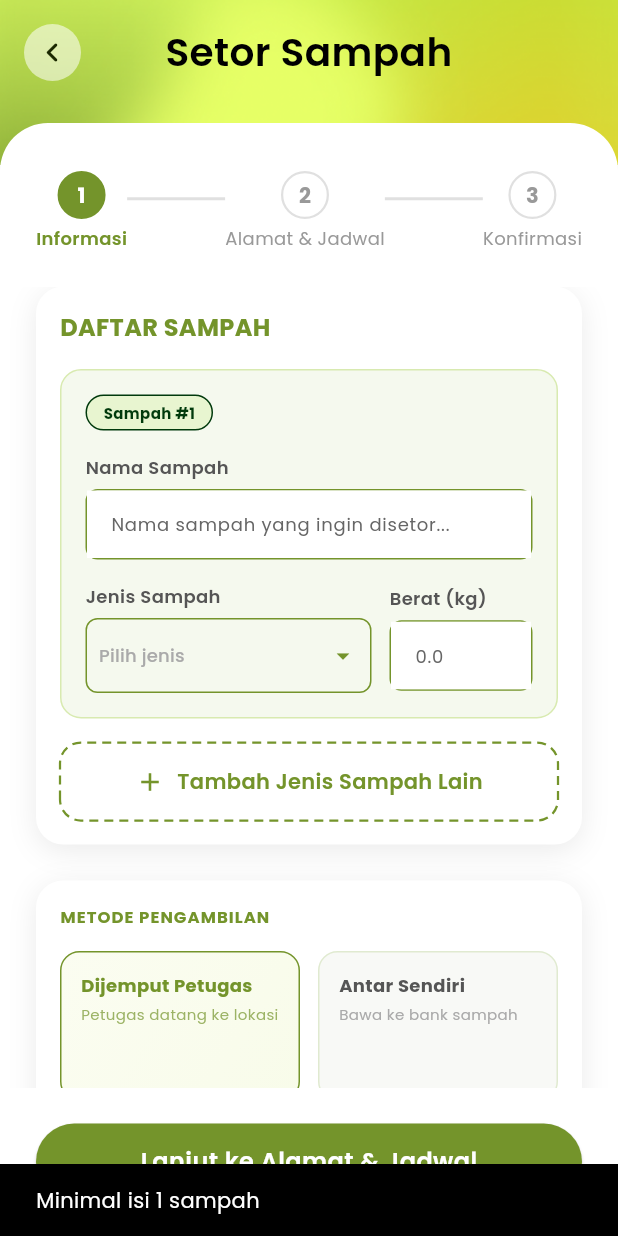
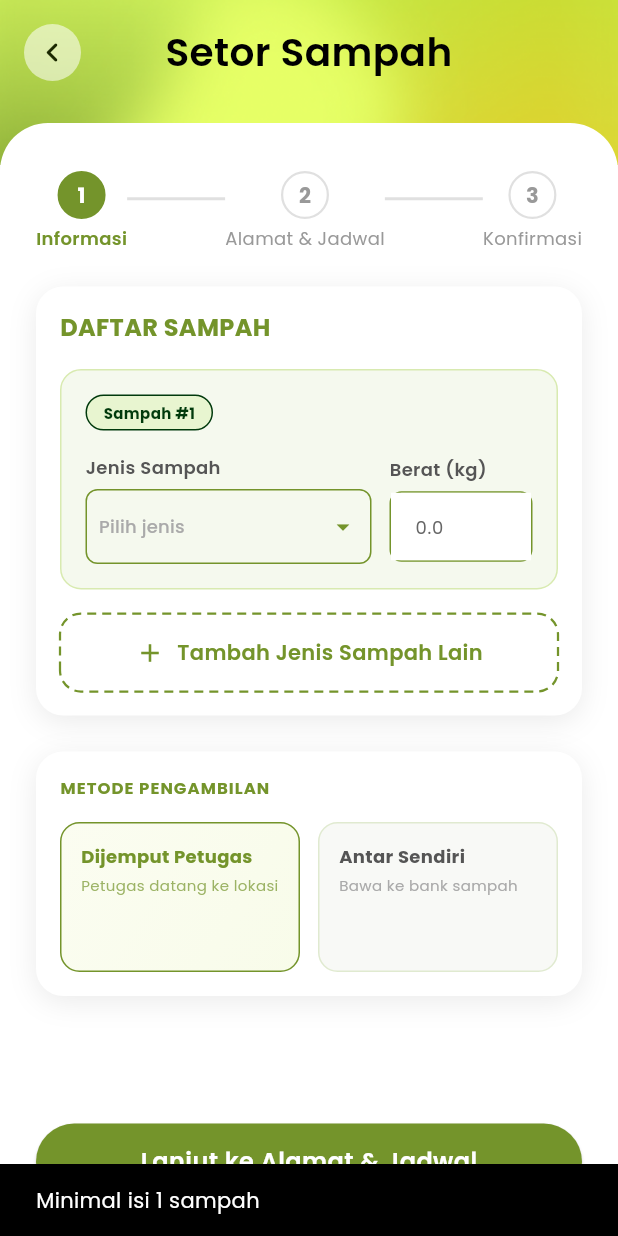
Before and after one commit to jsofiah/ReWorth, a Flutter app: the SetorPage screen opened directly, after a tap on "Lanjut ke Alamat & Jadwal", on a phone screen of 412 x 824 dp. Run offline on Flutter 3.47's test engine with Material 3 defaults, Android fonts, the phone set to English and light mode, and no system bars; drawn by our look-alikes of dotted_border; our stand-ins replace camera, curved_navigation_bar, flutter_image_compress, geocoding, geolocator, google_fonts and 2 more; accounts and stored records are empty.

Commit message:
setor page

```diff
--- a/reworth_mobile/lib/pages/setor_page.dart
+++ b/reworth_mobile/lib/pages/setor_page.dart
@@ -5,15 +5,15 @@ import '../utils/app_colors.dart';
 import '../utils/app_text_styles.dart';
 import '../utils/app_constants.dart';
 import '../services/auth_service.dart';
-import 'jemput_page.dart';
-import 'antar_page.dart';
+import 'setor_jemput_page.dart';
+import 'setor_antar_page.dart';
 
 class JenisSampahModel {
   final String idJenis;
   final String namaSampah;
   final int hargaPerKg;
 
-  JenisSampahModel({required this.idJenis, required this.namaSampah, required this.hargaPerKg});
+  JenisSampahModel({required this.idJenis,  required this.namaSampah, required this.hargaPerKg});
 
   factory JenisSampahModel.fromMap(Map<String, dynamic> map) => JenisSampahModel(
     idJenis: map['id_jenis'] ?? '',
@@ -45,7 +45,7 @@ class _SetorPageState extends State<SetorPage> {
   Future<void> _loadData() async {
     await _loadJenisSampah();
     _sampahList = [
-      {'nama': '', 'id_jenis': '', 'berat': 0.0},
+      {'id_jenis': '', 'berat': 0.0}
     ];
     setState(() => _isLoading = false);
   }
@@ -58,15 +58,18 @@ class _SetorPageState extends State<SetorPage> {
     _jenisSampahList = (data as List).map((e) => JenisSampahModel.fromMap(e)).toList();
   }
 
-  String _getJenisNama(String idJenis) => _jenisSampahList.firstWhere(
-    (j) => j.idJenis == idJenis,
-    orElse: () => JenisSampahModel(idJenis: '', namaSampah: '', hargaPerKg: 0)
-  ).namaSampah;
-
-  double _getHargaPerKg(String idJenis) => _jenisSampahList.firstWhere(
-    (j) => j.idJenis == idJenis,
-    orElse: () => JenisSampahModel(idJenis: '', namaSampah: '', hargaPerKg: 0)
-  ).hargaPerKg.toDouble();
+  double _getHargaPerKg(String idJenis) =>
+      _jenisSampahList
+          .firstWhere(
+            (j) => j.idJenis == idJenis,
+            orElse: () => JenisSampahModel(
+              idJenis: '',
+              namaSampah: '',
+              hargaPerKg: 0,
+            ),
+          )
+          .hargaPerKg
+          .toDouble();
 
   double get _totalBerat => _sampahList.fold(0.0, (s, e) => s + (e['berat'] as double));
   int get _totalPoin => (_totalBerat * 10).toInt();
@@ -75,7 +78,6 @@ class _SetorPageState extends State<SetorPage> {
   void _nextStep() {
     if (_currentStep == 0) {
       final valid = _sampahList.where((s) =>
-        s['nama'].toString().isNotEmpty &&
         s['id_jenis'].toString().isNotEmpty &&
         s['berat'] > 0
       ).toList();
@@ -97,7 +99,17 @@ class _SetorPageState extends State<SetorPage> {
         // Antar Sendiri - langsung ke AntarPage
         Navigator.push(
           context,
-          MaterialPageRoute(builder: (_) => const AntarPage()),
+          MaterialPageRoute(
+            builder: (_) => SetorAntarPage(
+              sampahList: valid,
+              jenisSampahList: _jenisSampahList
+                  .map<Map<String, dynamic>>((j) => {
+                        'id_jenis': j.idJenis,
+                        'harga_per_kg': j.hargaPerKg,
+                      })
+                  .toList(),
+            ),
+          ),
         );
       }
     } else if (_currentStep < 2) {
@@ -408,9 +420,17 @@ class _SetorPageState extends State<SetorPage> {
         padding: const EdgeInsets.all(AppConstants.paddingM),
         decoration: BoxDecoration(border: Border.all(color: AppColors.inputBorder), borderRadius: BorderRadius.circular(AppConstants.radiusM)),
         child: Column(crossAxisAlignment: CrossAxisAlignment.start, children: [
-          Text(s['nama'], style: AppTextStyles.body.copyWith(fontWeight: FontWeight.w600)),
+        Text(
+            'Sampah ${valid.indexOf(s) + 1}',
+            style: AppTextStyles.body.copyWith(
+              fontWeight: FontWeight.w600,
+            ),
+          ),
           const SizedBox(height: 4),
-          Text('${_getJenisNama(s['id_jenis'])} · ${(s['berat'] as double).toStringAsFixed(1)} kg', style: AppTextStyles.caption),
+          Text(
+            '${(s['berat'] as double).toStringAsFixed(1)} kg',
+            style: AppTextStyles.caption,
+          ),
         ]),
       ))),
       const SizedBox(height: AppConstants.paddingL),
@@ -429,7 +449,7 @@ class _SetorPageState extends State<SetorPage> {
   );
 
   Widget _buildSampahCard({required int index, required Map<String, dynamic> sampah, required bool isLast}) {
-    final bool isEmpty = sampah['nama'].toString().isEmpty && sampah['id_jenis'].toString().isEmpty;
+    final bool isEmpty = sampah['id_jenis'].toString().isEmpty;
 
     Widget cardContent = Padding(
       padding: const EdgeInsets.all(16),
@@ -441,28 +461,7 @@ class _SetorPageState extends State<SetorPage> {
               child: Text('Sampah #$index', style: AppTextStyles.small.copyWith(fontWeight: FontWeight.w700, color: const Color(0xFF013A0C)))),
             if (!isLast) GestureDetector(onTap: () => setState(() => _sampahList.removeAt(index - 1)), child: Container(width: 26, height: 26, decoration: BoxDecoration(color: Colors.white, border: Border.all(color: const Color(0xFFF0D8D8), width: 1), borderRadius: BorderRadius.circular(8)), child: const Icon(Icons.close, size: 14, color: Colors.red))),
           ]),
-          const SizedBox(height: 16),
-          Text('Nama Sampah', style: AppTextStyles.caption.copyWith(fontWeight: FontWeight.w600, color: const Color(0xFF555555))),
-          const SizedBox(height: 6),
-          Container(
-            decoration: BoxDecoration(
-              border: Border.all(color: AppColors.secondary, width: 1),
-              borderRadius: BorderRadius.circular(8),
-            ),
-            child: TextField(
-              onChanged: (v) => setState(() => sampah['nama'] = v),
-              style: AppTextStyles.body,
-              decoration: InputDecoration(
-                hintText: 'Nama sampah yang ingin disetor...',
-                hintStyle: AppTextStyles.caption,
-                border: InputBorder.none,
-                isDense: true,
-                filled: true,
-                fillColor: Colors.white,
-                contentPadding: const EdgeInsets.symmetric(horizontal: 12, vertical: 12),
-              ),
-            ),
-          ),
+
           const SizedBox(height: 16),
           Row(children: [
             Expanded(flex: 2, child: Column(crossAxisAlignment: CrossAxisAlignment.start, children: [
```
